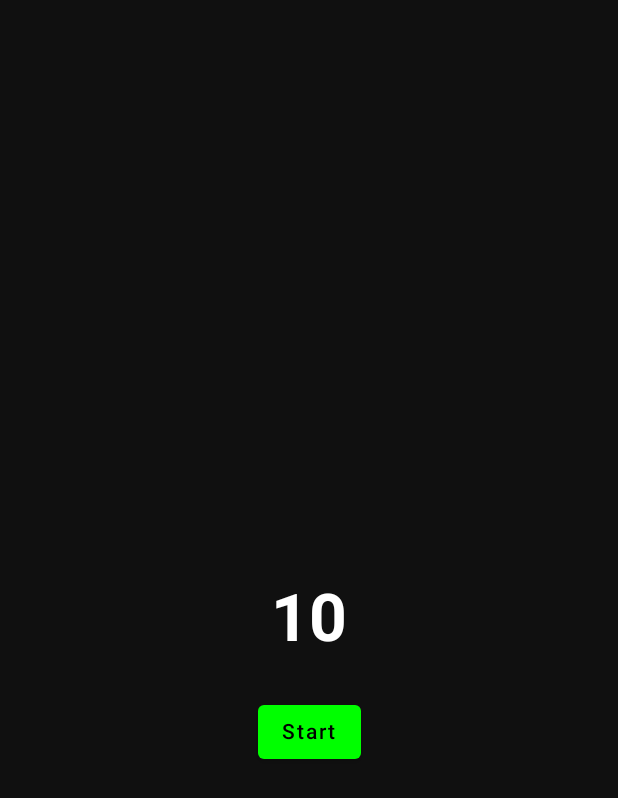
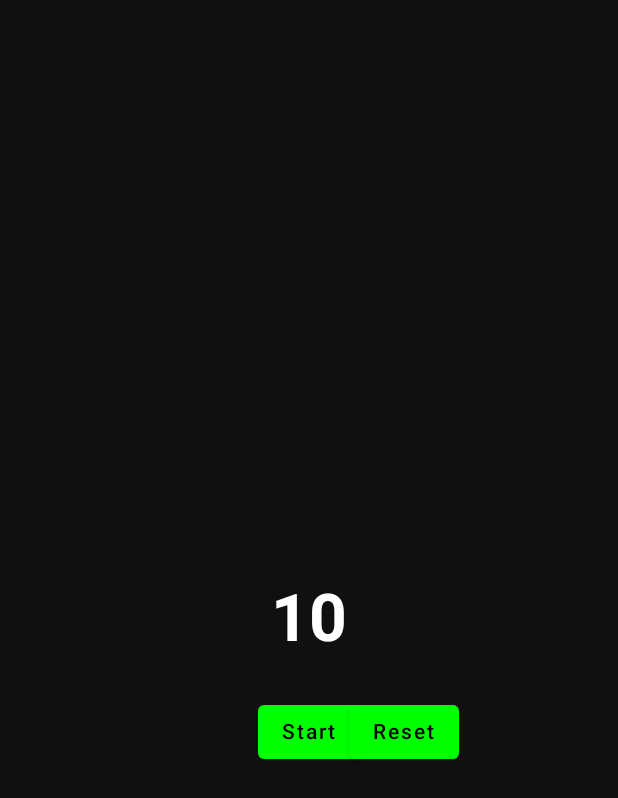
Before and after one commit to Luccien/TimerApp, an Android app built with Jetpack Compose: the screen it shows after launch (MainActivity), on a phone screen of 412 x 824 dp. Shown: the top 798 px of the screen. Run offline under Robolectric (Android 15) with nearby library versions, the phone set to English and light mode, and no system bars.

Commit message:
reset timer

```diff
--- a/app/src/main/java/de/lucien/timer/MainActivity.kt
+++ b/app/src/main/java/de/lucien/timer/MainActivity.kt
@@ -282,6 +282,54 @@ fun ShowCard(currentTime:Long){
             }
             /////////////////////////////
 
+            ///////////////
+            Button(
+                onClick = {
+                    currentTime = totalTime
+                    counter = 10
+                    isTimerRunning = false
+                },
+                modifier = Modifier.align(Alignment.BottomEnd),
+                colors = ButtonDefaults.buttonColors(
+                    backgroundColor =   Color.Green
+
+                )
+            ) {
+                Text(
+                    text = "Reset"
+                )
+            }
+            /////////////////////////////
+            ///////////////
+           /*
+            Button(
+                onClick = {
+                    if (currentTime <= 0L) {
+                        currentTime = totalTime
+                        counter = 10
+                        isTimerRunning = true
+                    } else {
+                        isTimerRunning = !isTimerRunning
+                    }
+                },
+                modifier = Modifier.align(Alignment.BottomCenter),
+                colors = ButtonDefaults.buttonColors(
+                    backgroundColor = if (!isTimerRunning || currentTime <= 0L) {
+                        Color.Green
+                    } else {
+                        Color.Red
+                    }
+                )
+            ) {
+                Text(
+                    text = if (isTimerRunning && currentTime > 0L) "Pause"
+                    else if (!isTimerRunning && currentTime == totalTime) "Start"
+                    else if (!isTimerRunning && currentTime > 0L) "Continue"
+                    else "Restart"
+                )
+            }*/
+            /////////////////////////////
+
 
         }
     }
```
